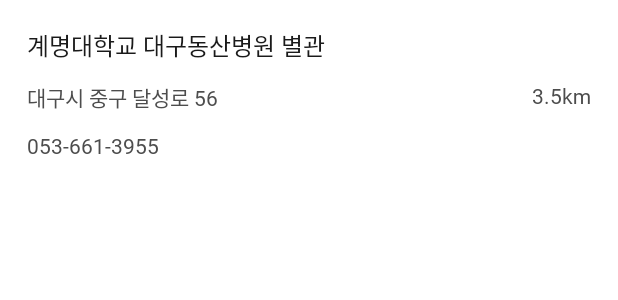
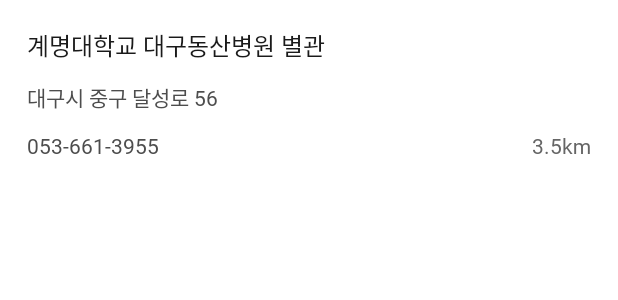
Before and after one commit to GuTaeHo/CovidSituation, an Android app: the layout item_hospital.xml on its own in the app's theme, with its tools: preview values and no code run, on a phone screen of 412 x 824 dp. Shown: the top 300 px of the screen. Run offline under Robolectric (Android 15) with nearby library versions, the phone set to English and light mode, and no system bars.

Commit message:
2021-10-28
시/도 현재 위치 기능 OFF 일 경우, "서울"기준 출력
현 위치 기반 진료소 거리 출력 추가

```diff
--- a/app/src/main/java/com/cosiguk/covidsituation/model/Hospital.java
+++ b/app/src/main/java/com/cosiguk/covidsituation/model/Hospital.java
@@ -31,4 +31,6 @@ public class Hospital {
 
     @SerializedName("zipCode")
     public String zipCode;
+    // 거리
+    public Float distance;
 }
--- a/app/src/main/res/layout/item_hospital.xml
+++ b/app/src/main/res/layout/item_hospital.xml
@@ -21,44 +21,42 @@
                 android:fontFamily="@font/nanumsquare_round_extra_bold"
                 android:textColor="@color/black_light_10"
                 tools:text="계명대학교 대구동산병원 별관" />
+            <TextView
+                android:id="@+id/tv_address"
+                android:layout_width="match_parent"
+                android:layout_height="wrap_content"
+                android:paddingTop="12dp"
+                android:paddingBottom="12dp"
+                android:textSize="14sp"
+                android:fontFamily="@font/nanumsquare_round_bold"
+                android:textColor="@color/black_light_30"
+                tools:text="대구시 중구 달성로 56" />
             <androidx.constraintlayout.widget.ConstraintLayout
                 android:layout_width="match_parent"
                 android:layout_height="wrap_content"
                 android:orientation="horizontal">
                 <TextView
-                    android:id="@+id/tv_address"
+                    android:id="@+id/tv_phone_number"
                     android:layout_width="0dp"
+                    android:layout_height="wrap_content"
                     android:layout_weight="3"
-                    android:layout_height="wrap_content"
-                    android:paddingTop="12dp"
-                    android:paddingBottom="12dp"
                     android:textSize="14sp"
-                    android:fontFamily="@font/nanumsquare_round_bold"
                     android:textColor="@color/black_light_30"
                     app:layout_constraintStart_toStartOf="parent"
                     app:layout_constraintTop_toTopOf="parent"
-                    tools:text="대구시 중구 달성로 56" />
+                    tools:text="053-661-3955" />
                 <TextView
                     android:id="@+id/tv_distance"
                     android:layout_width="0dp"
+                    android:layout_height="wrap_content"
                     android:layout_weight="1"
-                    android:layout_height="wrap_content"
                     app:layout_constraintEnd_toEndOf="parent"
                     app:layout_constraintTop_toTopOf="parent"
-                    android:paddingTop="12dp"
-                    android:paddingBottom="12dp"
                     android:textSize="14sp"
-                    android:fontFamily="@font/nanumsquare_round_regular"
-                    android:textColor="@color/black_light_30"
+                    android:fontFamily="@font/nanumsquare_round_bold"
+                    android:textColor="@color/black_light_40"
                     tools:text="3.5km" />
             </androidx.constraintlayout.widget.ConstraintLayout>
-            <TextView
-                android:id="@+id/tv_phone_number"
-                android:layout_width="match_parent"
-                android:layout_height="wrap_content"
-                android:textSize="14sp"
-                android:textColor="@color/black_light_30"
-                tools:text="053-661-3955" />
         </LinearLayout>
     </FrameLayout>
 </layout>
--- a/app/src/main/res/values/strings.xml
+++ b/app/src/main/res/values/strings.xml
@@ -17,6 +17,7 @@
     <!-- situation board -->
     <string name="location_denied_msg">권한이 허용되지 않아 현재 위치 정보를 불러올 수 없습니다.\n설정으로 이동하시겠습니까?</string>
     <string name="location_goto_setting">설정</string>
+    <string name="location_base">서울</string>
 
     <!-- vaccine -->
     <string name="vc_div">구분</string>
```
Also changed, not shown: app/src/main/java/com/cosiguk/covidsituation/adapter/HospitalAdapter.java (+7 -0 lines), app/src/main/java/com/cosiguk/covidsituation/fragment/SituationBoardFragment.java (+11 -10 lines), app/src/main/java/com/cosiguk/covidsituation/fragment/VaccineFragment.java (+10 -10 lines), app/src/main/java/com/cosiguk/covidsituation/util/LocationUtil.java (+32 -1 lines).
